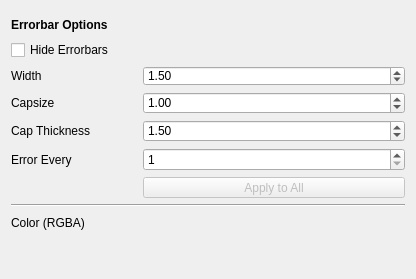
mantidproject/mantid, file qt/python/mantidqt/mantidqt/widgets/plotconfigdialog/curvestabwidget/errorbarstabwidget/curves_tab_errorbars_tab.ui: the form before one commit.
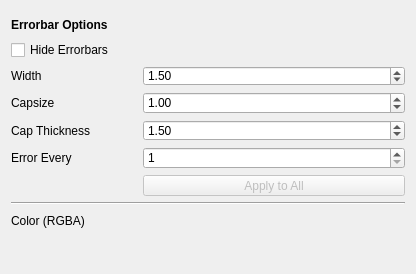
The form after the commit.

Commit message: Revert accidental changes

```diff
--- a/qt/python/mantidqt/mantidqt/widgets/plotconfigdialog/curvestabwidget/errorbarstabwidget/curves_tab_errorbars_tab.ui
+++ b/qt/python/mantidqt/mantidqt/widgets/plotconfigdialog/curvestabwidget/errorbarstabwidget/curves_tab_errorbars_tab.ui
@@ -7,7 +7,7 @@
     <x>0</x>
     <y>0</y>
     <width>416</width>
-    <height>279</height>
+    <height>274</height>
    </rect>
   </property>
   <property name="sizePolicy">
```
The commit also changes 1 other file.
